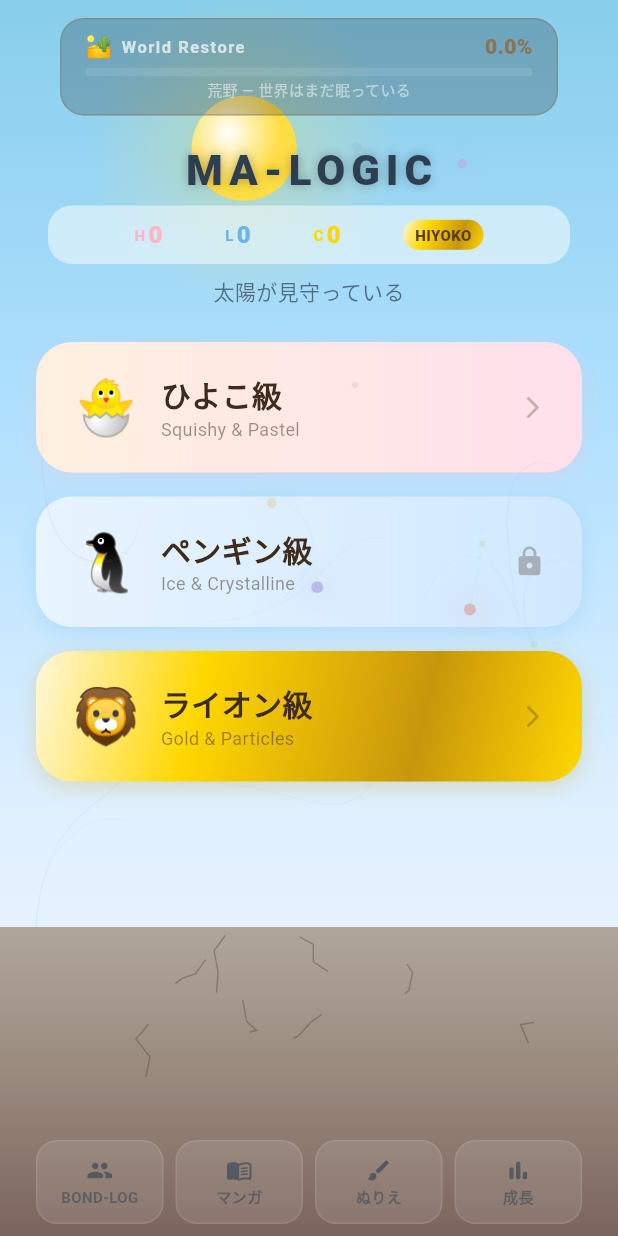
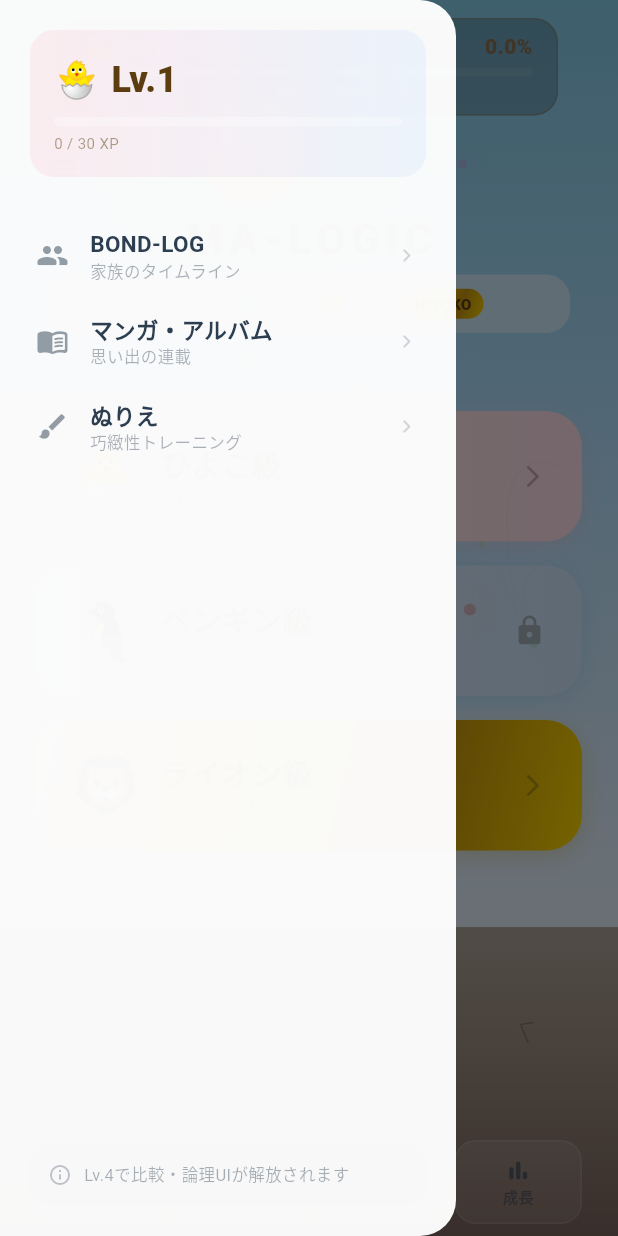
Before and after one commit to hirodue-star/ai-task-inbox, a Flutter app: the screen it shows after launch, with the side drawer open (before the commit the screen has no drawer), on a phone screen of 412 x 824 dp. Run offline on Flutter 3.47's test engine with Material 3 defaults, Android fonts, the phone set to English and light mode, and no system bars; our stand-ins replace flutter_riverpod, shared_preferences, sqflite; accounts and stored records are empty; Roboto replaces fonts that are missing (Hiragino Sans).

Commit message:
Adaptive UI — level-based switching, content ladder, nav, evolution
1. Level-Based UI Switching (10 levels):
   - Lv1-3: Intuitive UI (fewer buttons, effects-driven)
   - Lv4-7: Analytical UI (compare/contrast, drag-and-drop ready)
   - Lv8-10: Abstract UI (mandala-centered, philosophical)
   - UserLevel model with XP table and tier detection

2. Content Progression (Question Evolution):
   - QuestionDepth.concrete (Lv1-3): "なにをたべた？"
   - QuestionDepth.comparative (Lv4-7): "まえとくらべてどうだった？"
   - QuestionDepth.philosophical (Lv8-10): "それはなぜたいせつ？"
   - Stamp-specific questions at each depth level

3. Adaptive Navigation (Swipe Drawer):
   - AdaptiveDrawer: level-aware side menu
   - XP progress bar with level display
   - Menu items unlock progressively (Lv3: collection, Lv5: dashboard)
   - Tier-colored gradient header
   - Hamburger menu on home screen

4. Evolution Animation (Level-Up Ceremony):
   - EvolutionPainter: 4-second 3-phase sequence
     Phase 1 (0-1.2s): old world shatters into fragments
     Phase 2 (1.2-2.4s): light burst with radial rays
     Phase 3 (2.4-4s): new world fades in with tier symbol
   - Bubble/crystal/mandala symbols per tier
   - Full-screen overlay on home screen

New: models/user_level.dart, providers/level_provider.dart,
painters/evolution_painter.dart, widgets/adaptive_nav.dart

Co-Authored-By: Claude Opus 4.6 (1M context) <noreply@anthropic.com>

```diff
--- /dev/null
+++ b/lib/models/user_level.dart
@@ -0,0 +1,115 @@
+/// ユーザーレベル（1-10）とUI段階のマッピング
+class UserLevel {
+  final int level; // 1-10
+  final int totalXp;
+
+  const UserLevel({required this.level, required this.totalXp});
+
+  /// UI段階
+  UiTier get tier {
+    if (level <= 3) return UiTier.intuitive;   // ひよこ：直感UI
+    if (level <= 7) return UiTier.analytical;   // ペンギン：比較・論理UI
+    return UiTier.abstract;                      // ライオン：抽象思考UI
+  }
+
+  /// 次のレベルに必要なXP
+  int get xpForNext => _xpTable[level.clamp(1, 10)] ?? 999;
+
+  /// 現レベル内の進捗率
+  double get progress {
+    final prev = level > 1 ? (_xpTable[level - 1] ?? 0) : 0;
+    final next = xpForNext;
+    if (next <= prev) return 1.0;
+    return ((totalXp - prev) / (next - prev)).clamp(0.0, 1.0);
+  }
+
+  /// レベルアップ判定
+  bool get shouldLevelUp => totalXp >= xpForNext && level < 10;
+
+  UserLevel addXp(int xp) {
+    final newXp = totalXp + xp;
+    var newLevel = level;
+    while (newLevel < 10 && newXp >= (_xpTable[newLevel] ?? 999)) {
+      newLevel++;
+    }
+    return UserLevel(level: newLevel, totalXp: newXp);
+  }
+
+  /// 日記の問いかけレベル
+  QuestionDepth get questionDepth {
+    if (level <= 3) return QuestionDepth.concrete;
+    if (level <= 7) return QuestionDepth.comparative;
+    return QuestionDepth.philosophical;
+  }
+
+  static const _xpTable = {
+    1: 30,
+    2: 80,
+    3: 150,
+    4: 250,
+    5: 400,
+    6: 600,
+    7: 850,
+    8: 1200,
+    9: 1600,
+    10: 9999,
+  };
+}
+
+enum UiTier {
+  intuitive,   // Lv1-3 直感UI（ボタン少、音声・エフェクト主体）
+  analytical,  // Lv4-7 比較・論理UI（2画面分割、D&D）
+  abstract,    // Lv8-10 抽象思考UI（マンダラ中心）
+}
+
+enum QuestionDepth {
+  concrete,       // 具体物の名前（なにをたべた？）
+  comparative,    // 特徴の比較（どっちがおおきい？なぜ？）
+  philosophical,  // 存在の理由（なぜそれがたいせつ？）
+}
+
+extension QuestionDepthExt on QuestionDepth {
+  List<String> questionsForStamp(String stamp) {
+    switch (this) {
+      case QuestionDepth.concrete:
+        return _concreteQuestions(stamp);
+      case QuestionDepth.comparative:
+        return _comparativeQuestions(stamp);
+      case QuestionDepth.philosophical:
+        return _philosophicalQuestions(stamp);
+    }
+  }
+
+  static List<String> _concreteQuestions(String stamp) {
+    switch (stamp) {
+      case 'ate': return ['なにをたべた？', 'どんないろだった？'];
+      case 'went': return ['どこにいった？', 'なにがあった？'];
+      case 'played': return ['なにであそんだ？', 'だれとあそんだ？'];
+      case 'pet': return ['どんなどうぶつ？', 'なにをした？'];
+      case 'challenge': return ['なにをした？', 'できた？'];
+      default: return ['なにをした？'];
+    }
+  }
+
+  static List<String> _comparativeQuestions(String stamp) {
+    switch (stamp) {
+      case 'ate': return ['きのうたべたものとくらべて、どこがちがう？', 'なぜこれをえらんだの？'];
+      case 'went': return ['まえにいったところとくらべてどうだった？', 'いちばんちがったところは？'];
+      case 'played': return ['ほかのあそびとくらべてどこがおもしろい？', 'もしルールをかえるならどうする？'];
+      case 'pet': return ['ほかのどうぶつとくらべてどうちがう？', 'にんげんとどこがおなじ？'];
+      case 'challenge': return ['まえのちょうせんとくらべてどうだった？', 'なにがいちばんむずかしかった？'];
+      default: return ['まえとくらべてどうだった？'];
+    }
+  }
+
+  static List<String> _philosophicalQuestions(String stamp) {
+    switch (stamp) {
+      case 'ate': return ['「おいしい」ってどういうことだとおもう？', 'たべものがあることは、あたりまえ？'];
+      case 'went': return ['その場所はなぜそこにあるんだろう？', 'もしその場所がなかったら、せかいはどうかわる？'];
+      case 'played': return ['あそびはなぜたのしいんだろう？', 'もしあそびがない世界だったら？'];
+      case 'pet': return ['どうぶつにも「きもち」はあるとおもう？', 'いのちをたいせつにするってどういうこと？'];
+      case 'challenge': return ['ちょうせんするゆうきはどこからくるの？', 'しっぱいはわるいこと？それともいいこと？'];
+      default: return ['それはなぜたいせつ？'];
+    }
+  }
+}
--- a/lib/screens/home_screen.dart
+++ b/lib/screens/home_screen.dart
@@ -17,6 +17,10 @@ import 'parent/parent_dashboard.dart';
 import 'collection_book_screen.dart';
 import 'manga/coloring_screen.dart';
 import 'manga/comic_album_screen.dart';
+import '../providers/level_provider.dart';
+import '../models/user_level.dart';
+import '../painters/evolution_painter.dart';
+import '../widgets/adaptive_nav.dart';
 
 /// ホーム画面：動的世界背景 + 級選択 + 世界復元率
 class HomeScreen extends ConsumerStatefulWidget {
@@ -29,6 +33,10 @@ class HomeScreen extends ConsumerStatefulWidget {
 class _HomeScreenState extends ConsumerState<HomeScreen>
     with SingleTickerProviderStateMixin {
   late AnimationController _bgController;
+  final _scaffoldKey = GlobalKey<ScaffoldState>();
+  bool _showEvolution = false;
+  UiTier? _evolutionFrom;
+  UiTier? _evolutionTo;
 
   @override
   void initState() {
@@ -53,7 +61,11 @@ class _HomeScreenState extends ConsumerState<HomeScreen>
     final challengeCount = ref.watch(challengeCountProvider).valueOrNull ?? 0;
 
     return Scaffold(
-      body: AnimatedBuilder(
+      key: _scaffoldKey,
+      drawer: const AdaptiveDrawer(),
+      body: Stack(
+        children: [
+          AnimatedBuilder(
         animation: _bgController,
         builder: (context, child) {
           return CustomPaint(
@@ -85,7 +97,22 @@ class _HomeScreenState extends ConsumerState<HomeScreen>
 
                 const SizedBox(height: 16),
 
-                // ヘッダー
+                // メニュー + ヘッダー
+                GestureDetector(
+                  onTap: () => _scaffoldKey.currentState?.openDrawer(),
+                  child: Align(
+                    alignment: Alignment.centerLeft,
+                    child: Container(
+                      padding: const EdgeInsets.all(8),
+                      decoration: BoxDecoration(
+                        color: Colors.white.withOpacity(0.15),
+                        borderRadius: BorderRadius.circular(12),
+                      ),
+                      child: Icon(Icons.menu_rounded, color: _textColor(world.phase), size: 22),
+                    ),
+                  ),
+                ),
+                const SizedBox(height: 8),
                 Text(
                   'MA-LOGIC',
                   style: TextStyle(
@@ -230,6 +257,17 @@ class _HomeScreenState extends ConsumerState<HomeScreen>
             ),
           ),
         ),
+      ),
+          // 進化演出オーバーレイ
+          if (_showEvolution && _evolutionFrom != null && _evolutionTo != null)
+            Positioned.fill(
+              child: EvolutionOverlay(
+                fromTier: _evolutionFrom!,
+                toTier: _evolutionTo!,
+                onComplete: () => setState(() => _showEvolution = false),
+              ),
+            ),
+        ],
       ),
     );
   }
--- /dev/null
+++ b/lib/widgets/adaptive_nav.dart
@@ -0,0 +1,245 @@
+import 'package:flutter/material.dart';
+import 'package:flutter_riverpod/flutter_riverpod.dart';
+import '../models/user_level.dart';
+import '../providers/level_provider.dart';
+import '../theme/ma_colors.dart';
+import '../screens/bond/bond_feed_screen.dart';
+import '../screens/manga/comic_album_screen.dart';
+import '../screens/manga/coloring_screen.dart';
+import '../screens/parent/parent_dashboard.dart';
+import '../screens/collection_book_screen.dart';
+
+/// スワイプで開くサイドメニュー — レベルに応じて項目変化
+class AdaptiveDrawer extends ConsumerWidget {
+  const AdaptiveDrawer({super.key});
+
+  @override
+  Widget build(BuildContext context, WidgetRef ref) {
+    final userLevel = ref.watch(userLevelProvider);
+
+    return Drawer(
+      backgroundColor: Colors.white.withOpacity(0.97),
+      shape: const RoundedRectangleBorder(
+        borderRadius: BorderRadius.horizontal(right: Radius.circular(24)),
+      ),
+      child: SafeArea(
+        child: Padding(
+          padding: const EdgeInsets.all(20),
+          child: Column(
+            crossAxisAlignment: CrossAxisAlignment.start,
+            children: [
+              // レベル表示
+              Container(
+                width: double.infinity,
+                padding: const EdgeInsets.all(16),
+                decoration: BoxDecoration(
+                  gradient: _tierGradient(userLevel.tier),
+                  borderRadius: BorderRadius.circular(16),
+                ),
+                child: Column(
+                  crossAxisAlignment: CrossAxisAlignment.start,
+                  children: [
+                    Row(
+                      children: [
+                        Text(
+                          _tierEmoji(userLevel.tier),
+                          style: const TextStyle(fontSize: 24),
+                        ),
+                        const SizedBox(width: 8),
+                        Text(
+                          'Lv.${userLevel.level}',
+                          style: TextStyle(
+                            fontSize: 24,
+                            fontWeight: FontWeight.w900,
+                            color: _tierTextColor(userLevel.tier),
+                          ),
+                        ),
+                      ],
+                    ),
+                    const SizedBox(height: 8),
+                    // XPバー
+                    ClipRRect(
+                      borderRadius: BorderRadius.circular(4),
+                      child: LinearProgressIndicator(
+                        value: userLevel.progress,
+                        minHeight: 6,
+                        backgroundColor: Colors.white.withOpacity(0.3),
+                        valueColor: AlwaysStoppedAnimation(
+                          _tierTextColor(userLevel.tier).withOpacity(0.7),
+                        ),
+                      ),
+                    ),
+                    const SizedBox(height: 4),
+                    Text(
+                      '${userLevel.totalXp} / ${userLevel.xpForNext} XP',
+                      style: TextStyle(
+                        fontSize: 10,
+                        color: _tierTextColor(userLevel.tier).withOpacity(0.5),
+                      ),
+                    ),
+                  ],
+                ),
+              ),
+
+              const SizedBox(height: 24),
+
+              // メニュー項目（レベルに応じて表示制御）
+              _NavItem(
+                icon: Icons.people_rounded,
+                label: 'BOND-LOG',
+                subtitle: '家族のタイムライン',
+                onTap: () => _navigate(context, const BondFeedScreen()),
+              ),
+              _NavItem(
+                icon: Icons.menu_book_rounded,
+                label: 'マンガ・アルバム',
+                subtitle: '思い出の連載',
+                onTap: () => _navigate(context, const ComicAlbumScreen()),
+              ),
+              _NavItem(
+                icon: Icons.brush_rounded,
+                label: 'ぬりえ',
+                subtitle: '巧緻性トレーニング',
+                onTap: () => _navigate(context, const ColoringScreen()),
+              ),
+
+              if (userLevel.level >= 3) ...[
+                const Divider(height: 32),
+                _NavItem(
+                  icon: Icons.auto_stories_rounded,
+                  label: 'コレクション',
+                  subtitle: '感性のアーカイブ',
+                  onTap: () => _navigate(context, const CollectionBookScreen()),
+                ),
+              ],
+
+              if (userLevel.level >= 5) ...[
+                _NavItem(
+                  icon: Icons.bar_chart_rounded,
+                  label: '成長ダッシュボード',
+                  subtitle: '親用レポート',
+                  badge: 'PRO',
+                  onTap: () => _navigate(context, const ParentDashboard()),
+                ),
+              ],
+
+              const Spacer(),
+
+              // ティア情報
+              Container(
+                padding: const EdgeInsets.all(12),
+                decoration: BoxDecoration(
+                  color: const Color(0xFFF8F8F8),
+                  borderRadius: BorderRadius.circular(12),
+                ),
+                child: Row(
+                  children: [
+                    Icon(Icons.info_outline_rounded, size: 16, color: const Color(0xFF2C3E50).withOpacity(0.3)),
+                    const SizedBox(width: 8),
+                    Expanded(
+                      child: Text(
+                        _tierDesc(userLevel.tier),
+                        style: TextStyle(fontSize: 11, color: const Color(0xFF2C3E50).withOpacity(0.4)),
+                      ),
+                    ),
+                  ],
+                ),
+              ),
+            ],
+          ),
+        ),
+      ),
+    );
+  }
+
+  void _navigate(BuildContext context, Widget screen) {
+    Navigator.pop(context); // ドロワーを閉じる
+    Navigator.push(context, MaterialPageRoute(builder: (_) => screen));
+  }
+
+  LinearGradient _tierGradient(UiTier tier) {
+    switch (tier) {
+      case UiTier.intuitive:
+        return LinearGradient(colors: [MaColors.hiyokoPink.withOpacity(0.2), MaColors.hiyokoBlue.withOpacity(0.2)]);
+      case UiTier.analytical:
+        return LinearGradient(colors: [MaColors.penguinIce.withOpacity(0.3), MaColors.penguinDeep.withOpacity(0.15)]);
+      case UiTier.abstract:
+        return const LinearGradient(colors: [Color(0xFFFFF8DC), Color(0xFFFFE8B5)]);
+    }
+  }
+
+  Color _tierTextColor(UiTier tier) {
+    switch (tier) {
+      case UiTier.intuitive: return const Color(0xFF5C3D10);
+      case UiTier.analytical: return MaColors.penguinDeep;
+      case UiTier.abstract: return const Color(0xFF5C3D10);
+    }
+  }
+
+  String _tierEmoji(UiTier tier) {
+    switch (tier) {
+      case UiTier.intuitive: return '🐣';
+      case UiTier.analytical: return '🐧';
+      case UiTier.abstract: return '🦁';
+    }
+  }
+
+  String _tierDesc(UiTier tier) {
+    switch (tier) {
+      case UiTier.intuitive: return 'Lv.4で比較・論理UIが解放されます';
+      case UiTier.analytical: return 'Lv.8で抽象思考UIが解放されます';
+      case UiTier.abstract: return 'マスターレベルに到達しました';
+    }
+  }
+}
+
+class _NavItem extends StatelessWidget {
+  final IconData icon;
+  final String label;
+  final String subtitle;
+  final String? badge;
+  final VoidCallback onTap;
+
+  const _NavItem({
+    required this.icon,
+    required this.label,
+    required this.subtitle,
+    this.badge,
+    required this.onTap,
+  });
+
+  @override
+  Widget build(BuildContext context) {
+    return GestureDetector(
+      onTap: onTap,
+      child: Container(
+        padding: const EdgeInsets.symmetric(vertical: 10, horizontal: 4),
+        child: Row(
+          children: [
+            Icon(icon, size: 22, color: const Color(0xFF2C3E50).withOpacity(0.5)),
+            const SizedBox(width: 14),
+            Expanded(
+              child: Column(
+                crossAxisAlignment: CrossAxisAlignment.start,
+                children: [
+                  Text(label, style: const TextStyle(fontSize: 15, fontWeight: FontWeight.w600, color: Color(0xFF2C3E50))),
+                  Text(subtitle, style: TextStyle(fontSize: 11, color: const Color(0xFF2C3E50).withOpacity(0.4))),
+                ],
+              ),
+            ),
+            if (badge != null)
+              Container(
+                padding: const EdgeInsets.symmetric(horizontal: 6, vertical: 2),
+                decoration: BoxDecoration(
+                  gradient: MaColors.goldGradient,
+                  borderRadius: BorderRadius.circular(6),
+                ),
+                child: Text(badge!, style: const TextStyle(fontSize: 9, fontWeight: FontWeight.w800, color: Color(0xFF5C3D10))),
+              ),
+            Icon(Icons.chevron_right_rounded, size: 18, color: const Color(0xFF2C3E50).withOpacity(0.2)),
+          ],
+        ),
+      ),
+    );
+  }
+}
```
Also changed, not shown: lib/painters/evolution_painter.dart (added, +276 -0 lines), lib/providers/level_provider.dart (added, +52 -0 lines).
